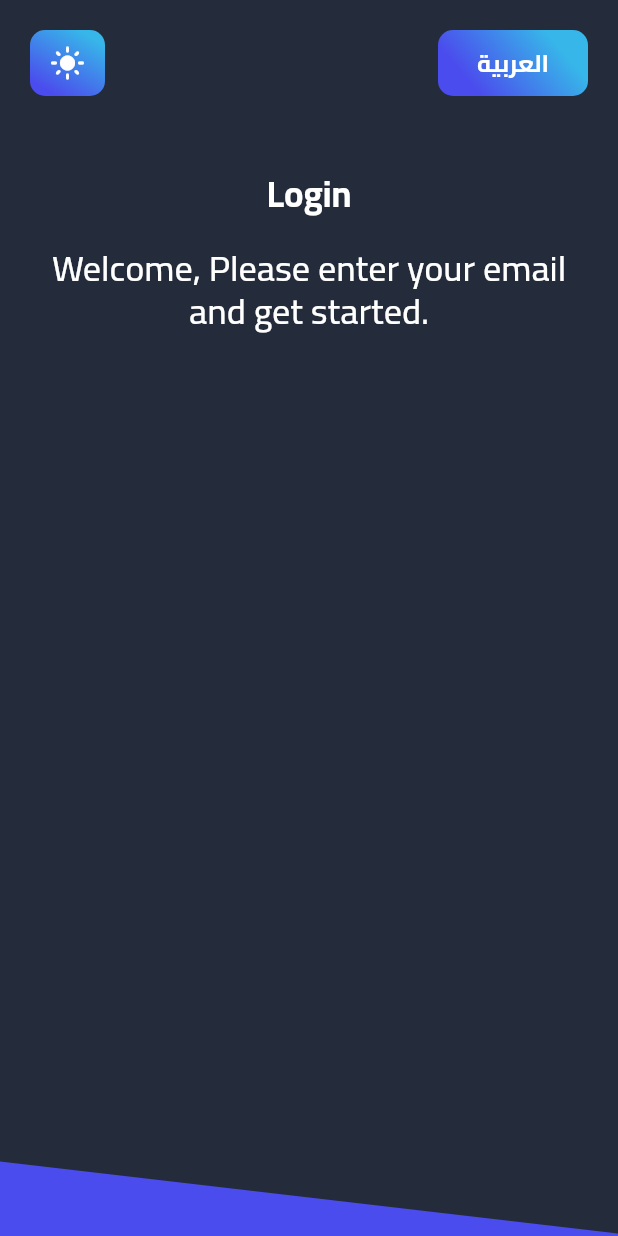
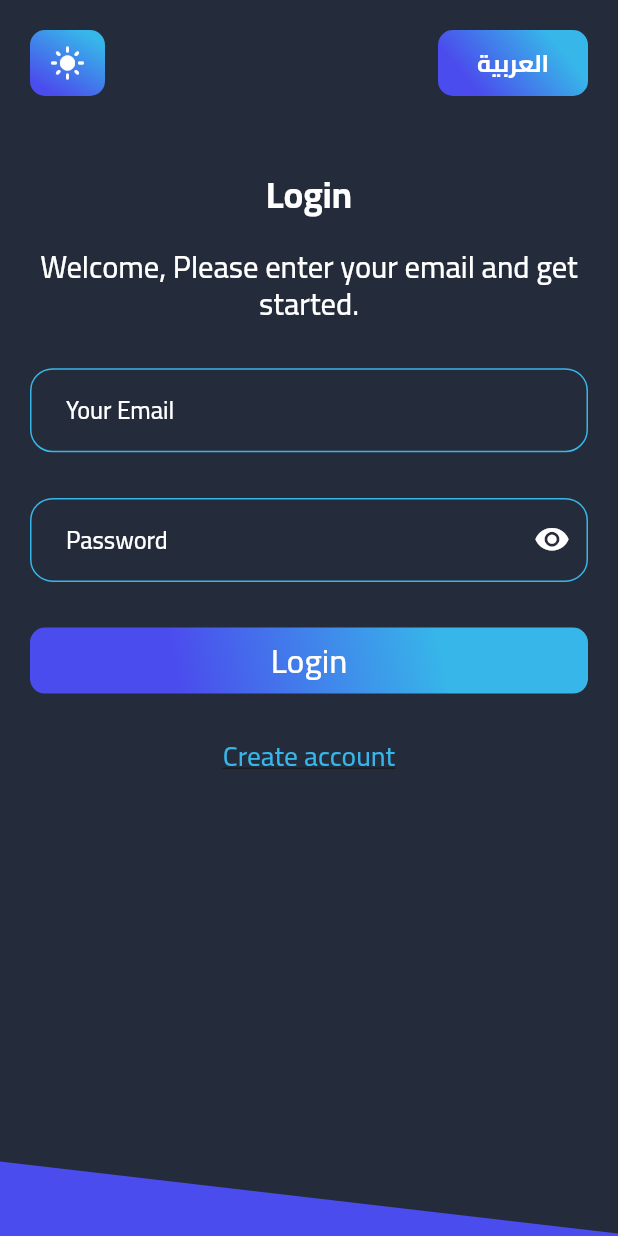
Before and after one commit to youssefr1/Beda3ty-Store, a Flutter app: the screen it shows after launch, on a phone screen of 412 x 824 dp. Run offline on Flutter 3.47's test engine with Material 3 defaults, Android fonts, the phone set to English and light mode, and no system bars; our stand-ins replace animate_do, connectivity_plus, firebase_core, flutter_dotenv, flutter_screenutil, go_router; accounts and stored records are empty.

Commit message:
finish login ui

```diff
--- a/lib/core/routes/app_routes.dart
+++ b/lib/core/routes/app_routes.dart
@@ -1,4 +1,5 @@
 import 'package:astro/featured/auth/presentation/views/login_view.dart';
+import 'package:astro/featured/auth/presentation/views/sign_up_view.dart';
 import 'package:flutter/material.dart';
 import 'package:go_router/go_router.dart';
 import 'package:astro/featured/splash/presentation/views/splash_view.dart';
@@ -7,15 +8,21 @@ import 'package:astro/core/common/screens/no_network_screen.dart';
 class AppRouter {
   static const String splash = '/splash';
   static const String login = '/login';
+  static const String signUp = '/sign-up';
   static const String noNetwork = '/no-network';
 
 
   static final GoRouter router = GoRouter(
     initialLocation: login,
     routes: [
+
       GoRoute(
         path: splash,
         builder: (context, state) => const SplashView(),
+      ),
+      GoRoute(
+        path: signUp,
+        builder: (context, state) => const SignUpView(),
       ),
       GoRoute(
         path: noNetwork,
--- /dev/null
+++ b/lib/core/utils/app_regex.dart
@@ -0,0 +1,12 @@
+class AppRegex {
+  static bool isEmailValid(String email) {
+    return RegExp(r'^.+@[a-zA-Z]+\.{1}[a-zA-Z]+(\.{0,1}[a-zA-Z]+)$')
+        .hasMatch(email);
+  }
+
+  static bool isPasswordValid(String password) {
+    return RegExp(
+      r'^(?=.*[a-z])(?=.*[A-Z])(?=.*\d)(?=.*[@$!%*?&])[A-Za-z\d@$!%*?&]{8,}$',
+    ).hasMatch(password);
+  }
+}
--- a/lib/featured/auth/presentation/views/sign_up_view.dart
+++ b/lib/featured/auth/presentation/views/sign_up_view.dart
@@ -0,0 +1,10 @@
+import 'package:flutter/cupertino.dart';
+
+class SignUpView extends StatelessWidget {
+  const SignUpView({super.key});
+
+  @override
+  Widget build(BuildContext context) {
+    return const Placeholder();
+  }
+}
--- a/lib/featured/auth/presentation/widjets/auth_title_info.dart
+++ b/lib/featured/auth/presentation/widjets/auth_title_info.dart
@@ -21,7 +21,7 @@ class AuthTitleInfo extends StatelessWidget {
             text: title,
             textAlign: TextAlign.center,
             theme: context.textStyle.copyWith(
-              fontSize: 24,
+              fontSize: 24.sp,
               fontWeight: FontWeightHelper.bold,
               color: context.color.textColor
 
@@ -32,7 +32,7 @@ class AuthTitleInfo extends StatelessWidget {
             text: description,
             textAlign: TextAlign.center,
             theme: context.textStyle.copyWith(
-              fontSize: 24,
+              fontSize: 20.sp,
               fontWeight:  FontWeightHelper.medium,
               color: context.color.textColor
             ),
--- a/lib/featured/auth/presentation/widjets/login/login_body_view.dart
+++ b/lib/featured/auth/presentation/widjets/login/login_body_view.dart
@@ -1,8 +1,15 @@
+import 'package:astro/core/common/animation/animate_do.dart';
+import 'package:astro/core/common/widjets/text_app.dart';
 import 'package:astro/core/extensions/context_extensions.dart';
 import 'package:astro/core/language/lang_keys.dart';
+import 'package:astro/core/routes/app_routes.dart';
+import 'package:astro/core/styles/fonts/font_weight_helper.dart';
 import 'package:astro/featured/auth/presentation/widjets/auth_title_info.dart';
 import 'package:astro/featured/auth/presentation/widjets/dark_and_Lang_bar.dart';
+import 'package:astro/featured/auth/presentation/widjets/login/login_button.dart';
+import 'package:astro/featured/auth/presentation/widjets/login/login_text_form.dart';
 import 'package:flutter/cupertino.dart';
+import 'package:flutter/material.dart';
 import 'package:flutter_screenutil/flutter_screenutil.dart';
 
 class LoginBodyView extends StatelessWidget {
@@ -30,11 +37,39 @@ class LoginBodyView extends StatelessWidget {
                 LangKeys.welcome,
               ),
             ),
+
             SizedBox(
               height: 30.h,
             ),
-
-
+            // Email TextField and Password TextField
+            const LoginTextForm(),
+            //
+            SizedBox(
+              height: 30.h,
+            ),
+            const LoginButton(),
+            SizedBox(
+              height: 30.h,
+            ),
+            InkWell(
+              onTap: (){
+                context.pushRoute(AppRouter.signUp);
+              },
+              child: CustomFadeInUp(
+                duration: 600,
+                child: TextApp(
+                  text: context.translate(
+                    LangKeys.createAccount,
+                  ),
+                  theme: context.textStyle.copyWith(
+                    fontSize: 18.sp,
+                    color: context.color.bluePinkLight,
+                    fontWeight: FontWeightHelper.medium,
+                    decoration: TextDecoration.underline,
+                  ),
+                ),
+              ),
+            ),
           ],
         ),
       ),
--- /dev/null
+++ b/lib/featured/auth/presentation/widjets/login/login_button.dart
@@ -0,0 +1,32 @@
+import 'package:astro/core/common/animation/animate_do.dart';
+import 'package:astro/core/common/widjets/custom_linear_button.dart';
+import 'package:astro/core/common/widjets/text_app.dart';
+import 'package:astro/core/extensions/context_extensions.dart';
+import 'package:astro/core/language/lang_keys.dart';
+import 'package:astro/core/styles/fonts/font_weight_helper.dart';
+import 'package:flutter/material.dart';
+import 'package:flutter_screenutil/flutter_screenutil.dart';
+
+class LoginButton extends StatelessWidget {
+  const LoginButton({super.key});
+
+  @override
+  Widget build(BuildContext context) {
+    return CustomFadeInDown(
+      duration: 500,
+      child: CustomLinearButton(
+        width: MediaQuery.of(context).size.width,
+        onPressed: (){},
+        child: TextApp(
+          text: context.translate(LangKeys.login),
+          theme: context.textStyle.copyWith(
+            fontSize: 22.sp,
+            fontWeight: FontWeightHelper.medium,
+
+          )
+          ,
+        ),
+      ),
+    );
+  }
+}
--- /dev/null
+++ b/lib/featured/auth/presentation/widjets/login/login_text_form.dart
@@ -0,0 +1,114 @@
+import 'package:astro/core/common/animation/animate_do.dart';
+import 'package:astro/core/common/widjets/custom_text_field.dart';
+import 'package:astro/core/extensions/context_extensions.dart';
+import 'package:astro/core/language/lang_keys.dart';
+import 'package:astro/core/styles/colors/colors_dark.dart';
+import 'package:astro/core/styles/fonts/font_weight_helper.dart';
+import 'package:astro/core/styles/theme/color_extension.dart';
+import 'package:astro/core/utils/app_regex.dart';
+import 'package:flutter/cupertino.dart';
+import 'package:flutter/material.dart';
+import 'package:flutter_screenutil/flutter_screenutil.dart';
+
+class LoginTextForm extends StatefulWidget {
+  const LoginTextForm({super.key});
+
+  @override
+  State<LoginTextForm> createState() =>
+      _LoginTextFormState();
+}
+
+class _LoginTextFormState extends State<LoginTextForm> {
+  @override
+  bool isShowPassword = true;
+
+  // controllers ثابتة
+  final TextEditingController emailController =
+      TextEditingController();
+  final TextEditingController passwordController =
+      TextEditingController();
+
+  @override
+  void dispose() {
+    // مهم جدًا تنظفهم
+    emailController.dispose();
+    passwordController.dispose();
+    super.dispose();
+  }
+
+  Widget build(BuildContext context) {
+    return Form(
+      child: Column(
+        children: [
+          //email
+          CustomFadeInRight(
+            duration: 600,
+            child: CustomTextField(
+              keyboardType: TextInputType.emailAddress,
+              hintText: context.translate(LangKeys.email),
+              hintStyle: context.textStyle.copyWith(
+                fontSize: 16.sp,
+                fontWeight: FontWeightHelper.medium,
+              ),
+              controller: emailController,
+              validator: (value) {
+                if (AppRegex.isEmailValid('value')) {
+                  return context.translate(
+                    LangKeys.validEmail,
+                  );
+                } else {
+                  return null;
+                }
+              },
+            ),
+          ),
+          SizedBox(
+            height: 30.h,
+          ),
+          CustomFadeInLeft(
+            duration: 600,
+            child: CustomTextField(
+              obscureText: isShowPassword,
+              suffixIcon: IconButton(
+                onPressed: () {
+                  setState(() {
+                    isShowPassword = !isShowPassword;
+                  });
+                },
+                icon: Icon(
+                  isShowPassword
+                      ? Icons.visibility_rounded // لما الباسورد مخفي   Icons.visibility_rounded
+                      : Icons.visibility_off_rounded,
+                  // لما الباسورد ظاهر
+                  color: isShowPassword
+                      ? context.color.textColor
+                      : ColorsDark.blueLight, // هنا اللون
+                ),
+              ),
+              keyboardType: TextInputType.visiblePassword,
+              hintText: context.translate(
+                LangKeys.password,
+              ),
+              hintStyle: context.textStyle.copyWith(
+                fontSize: 16.sp,
+                fontWeight: FontWeightHelper.medium,
+              ),
+              controller: passwordController,
+              validator: (value) {
+                if (value == null ||
+                    value.isEmpty ||
+                    value.length < 8) {
+                  return context.translate(
+                    LangKeys.validPasswrod,
+                  );
+                } else {
+                  return null;
+                }
+              },
+            ),
+          ),
+        ],
+      ),
+    );
+  }
+}
```
